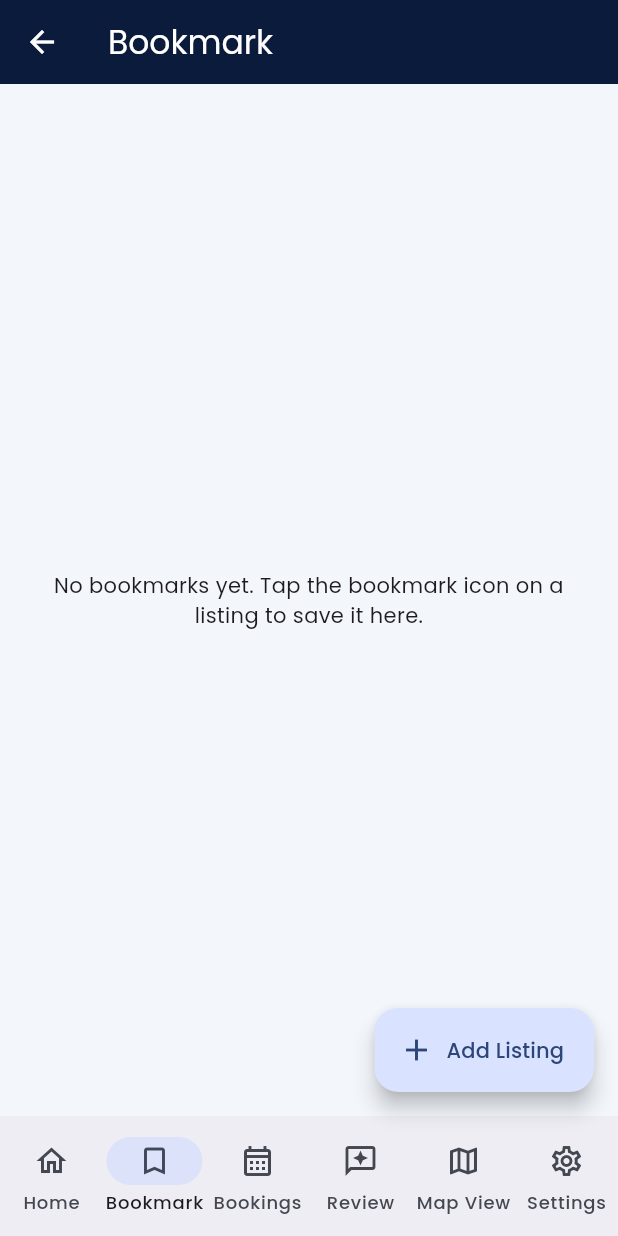
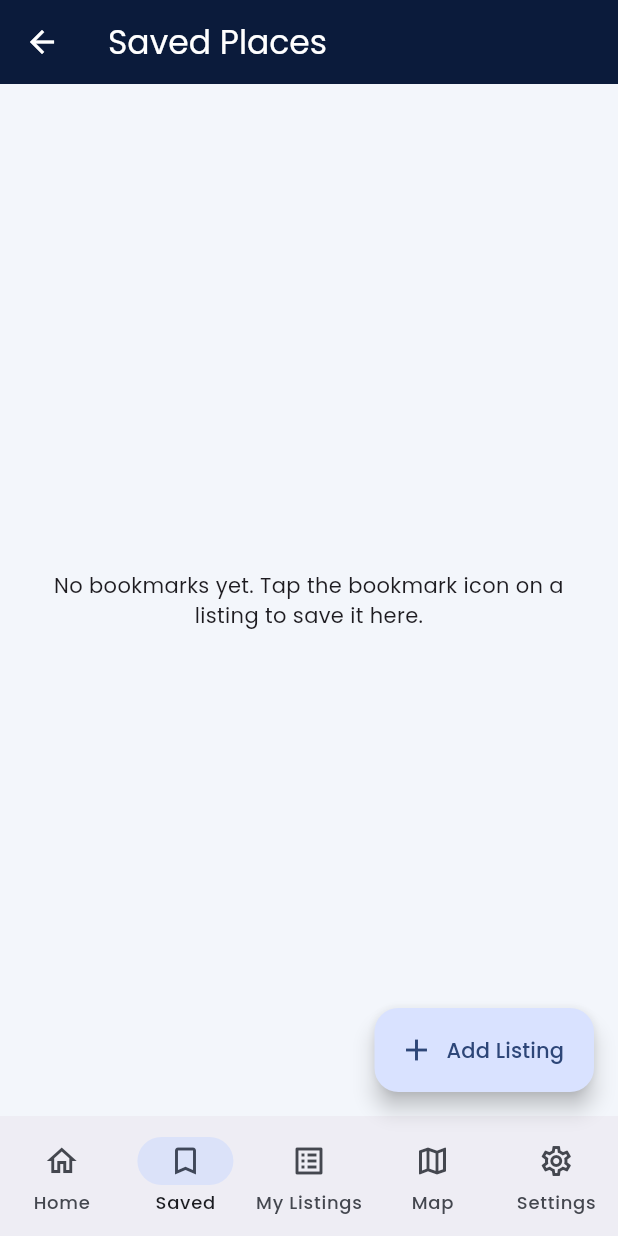
Before and after one commit to Delucie-coder/Kigali_City_Service_Places, a Flutter app: the HomeShell screen opened directly, item 2 of the bottom bar chosen, on a phone screen of 412 x 824 dp. Run offline on Flutter 3.47's test engine with Material 3 defaults, Android fonts, the phone set to English and light mode, and no system bars; our stand-ins replace cloud_firestore, firebase_auth, firebase_core, flutter_map, google_fonts, latlong2 and 1 more; accounts and stored records are empty; network calls fail.

Commit message:
my listings

```diff
--- a/lib/app.dart
+++ b/lib/app.dart
@@ -1,4 +1,3 @@
-import 'package:firebase_core/firebase_core.dart';
 import 'package:flutter/material.dart';
 import 'package:provider/provider.dart';
 
@@ -7,9 +6,6 @@ import 'package:kigali_city_service_places/repositories/auth_repository.dart';
 import 'package:kigali_city_service_places/repositories/listing_repository.dart';
 import 'package:kigali_city_service_places/repositories/review_repository.dart';
 import 'package:kigali_city_service_places/screens/auth/auth_gate.dart';
-import 'package:kigali_city_service_places/services/firebase/firebase_auth_service.dart';
-import 'package:kigali_city_service_places/services/firebase/firebase_listing_service.dart';
-import 'package:kigali_city_service_places/services/firebase/firebase_review_service.dart';
 import 'package:kigali_city_service_places/services/mock/mock_auth_service.dart';
 import 'package:kigali_city_service_places/services/mock/mock_listing_service.dart';
 import 'package:kigali_city_service_places/services/mock/mock_review_service.dart';
--- a/lib/screens/home_shell.dart
+++ b/lib/screens/home_shell.dart
@@ -1,11 +1,10 @@
 import 'package:flutter/material.dart';
 
 import 'package:kigali_city_service_places/screens/directory_screen.dart';
-import 'package:kigali_city_service_places/screens/bookings_screen.dart';
 import 'package:kigali_city_service_places/screens/bookmarks_screen.dart';
 import 'package:kigali_city_service_places/screens/listing_form_screen.dart';
 import 'package:kigali_city_service_places/screens/map_view_screen.dart';
-import 'package:kigali_city_service_places/screens/review_screen.dart';
+import 'package:kigali_city_service_places/screens/my_listings_screen.dart';
 import 'package:kigali_city_service_places/screens/settings_screen.dart';
 
 class HomeShell extends StatefulWidget {
@@ -20,9 +19,8 @@ class _HomeShellState extends State<HomeShell> {
 
   static const List<String> _titles = <String>[
     'Home',
-    'Bookmark',
-    'Bookings',
-    'Review',
+    'Saved Places',
+    'My Listings',
     'Map View',
     'Settings',
   ];
@@ -32,8 +30,7 @@ class _HomeShellState extends State<HomeShell> {
     final List<Widget> pages = <Widget>[
       const DirectoryScreen(),
       const BookmarksScreen(),
-      const BookingsScreen(),
-      const ReviewScreen(),
+      const MyListingsScreen(),
       const MapViewScreen(),
       const SettingsScreen(),
     ];
@@ -65,20 +62,13 @@ class _HomeShellState extends State<HomeShell> {
           NavigationDestination(icon: Icon(Icons.home_outlined), label: 'Home'),
           NavigationDestination(
             icon: Icon(Icons.bookmark_outline),
-            label: 'Bookmark',
+            label: 'Saved',
           ),
           NavigationDestination(
-            icon: Icon(Icons.calendar_month_outlined),
-            label: 'Bookings',
+            icon: Icon(Icons.list_alt_outlined),
+            label: 'My Listings',
           ),
-          NavigationDestination(
-            icon: Icon(Icons.reviews_outlined),
-            label: 'Review',
-          ),
-          NavigationDestination(
-            icon: Icon(Icons.map_outlined),
-            label: 'Map View',
-          ),
+          NavigationDestination(icon: Icon(Icons.map_outlined), label: 'Map'),
           NavigationDestination(
             icon: Icon(Icons.settings_outlined),
             label: 'Settings',
```
Also changed, not shown: lib/screens/listing_detail_screen.dart (+89 -0 lines).
